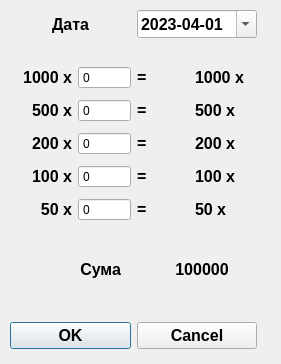
This is add_update.ui in randrust/cashflow_pyside as Qt 5 draws it before an edit. The edited form follows.
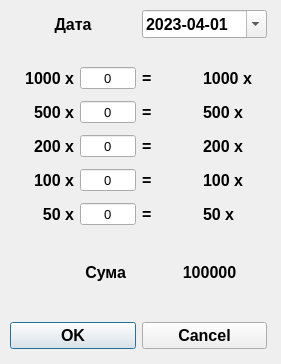
This is the edited form.

Commit message: Add Update class and delete func

Diff of the .ui file:
```diff
--- a/add_update.ui
+++ b/add_update.ui
@@ -18,7 +18,7 @@
     <rect>
      <x>10</x>
      <y>10</y>
-     <width>247</width>
+     <width>257</width>
      <height>339</height>
     </rect>
    </property>
@@ -199,6 +199,14 @@
          </property>
          <item>
           <widget class="QSpinBox" name="sc1000">
+           <property name="font">
+            <font>
+             <pointsize>10</pointsize>
+            </font>
+           </property>
+           <property name="alignment">
+            <set>Qt::AlignCenter</set>
+           </property>
            <property name="buttonSymbols">
             <enum>QAbstractSpinBox::NoButtons</enum>
            </property>
@@ -215,6 +223,14 @@
          </item>
          <item>
           <widget class="QSpinBox" name="sc500">
+           <property name="font">
+            <font>
+             <pointsize>10</pointsize>
+            </font>
+           </property>
+           <property name="alignment">
+            <set>Qt::AlignCenter</set>
+           </property>
            <property name="buttonSymbols">
             <enum>QAbstractSpinBox::NoButtons</enum>
            </property>
@@ -231,6 +247,14 @@
          </item>
          <item>
           <widget class="QSpinBox" name="sc200">
+           <property name="font">
+            <font>
+             <pointsize>10</pointsize>
+            </font>
+           </property>
+           <property name="alignment">
+            <set>Qt::AlignCenter</set>
+           </property>
            <property name="buttonSymbols">
             <enum>QAbstractSpinBox::NoButtons</enum>
            </property>
@@ -247,6 +271,14 @@
          </item>
          <item>
           <widget class="QSpinBox" name="sc100">
+           <property name="font">
+            <font>
+             <pointsize>10</pointsize>
+            </font>
+           </property>
+           <property name="alignment">
+            <set>Qt::AlignCenter</set>
+           </property>
            <property name="buttonSymbols">
             <enum>QAbstractSpinBox::NoButtons</enum>
            </property>
@@ -263,6 +295,14 @@
          </item>
          <item>
           <widget class="QSpinBox" name="sc50">
+           <property name="font">
+            <font>
+             <pointsize>10</pointsize>
+            </font>
+           </property>
+           <property name="alignment">
+            <set>Qt::AlignCenter</set>
+           </property>
            <property name="buttonSymbols">
             <enum>QAbstractSpinBox::NoButtons</enum>
            </property>
```
The commit also changes 2 other files.
